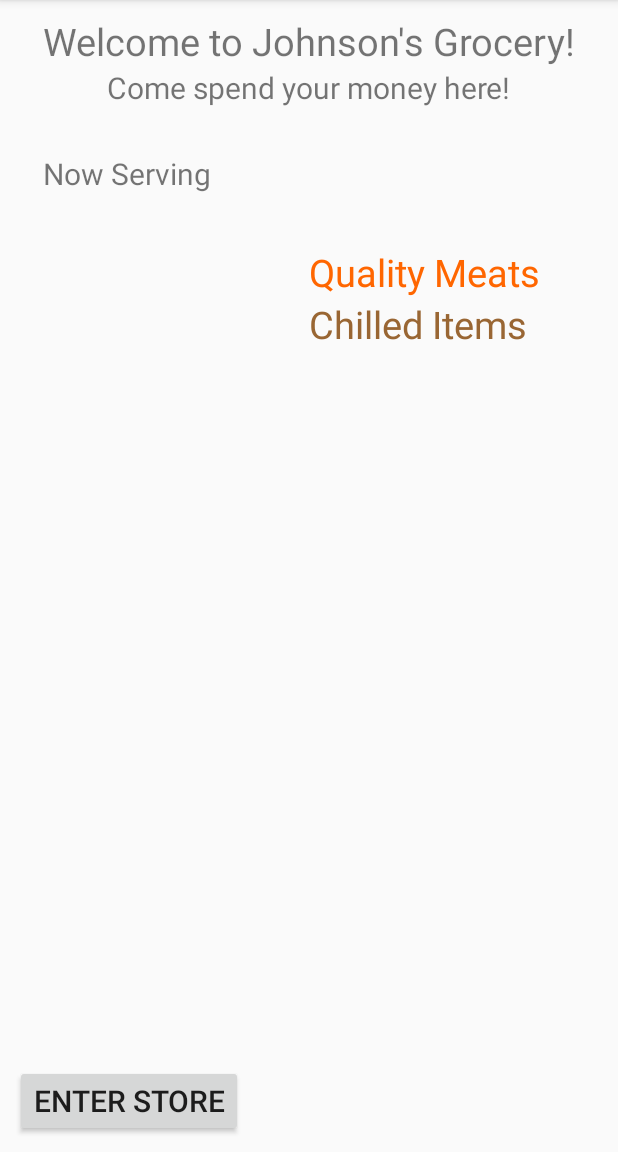
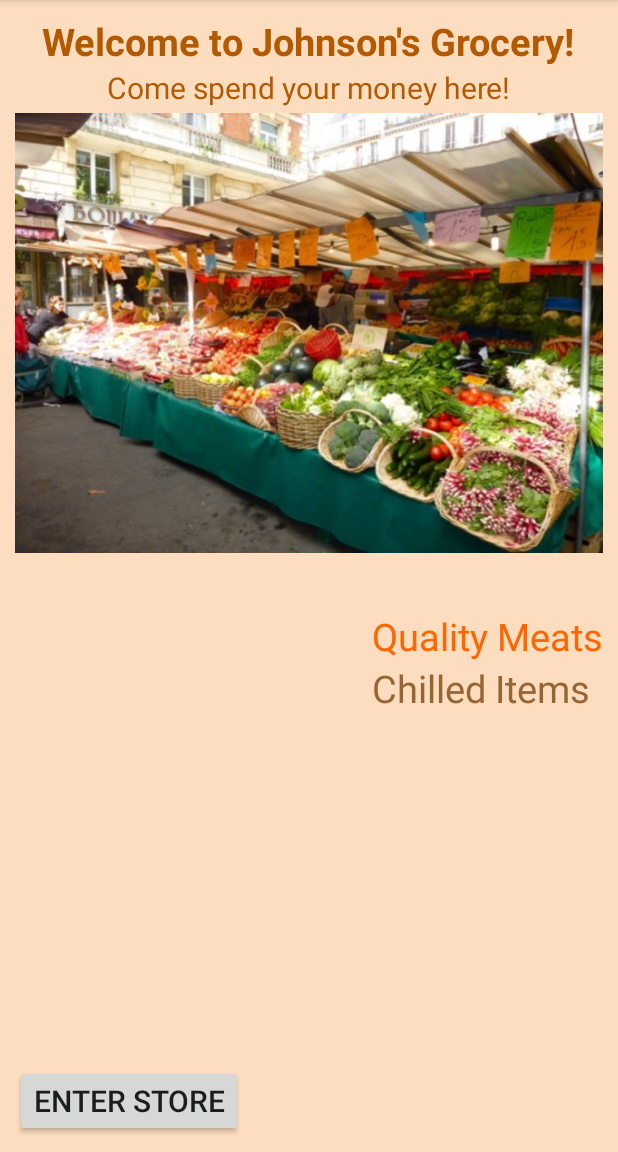
Before and after one commit to JsjRoboticsClassroom/GroceryStore, an Android app: the screen it shows after launch (StoreFront), on a phone screen of 412 x 824 dp, the part 84-1236 px from its top. Run offline under Robolectric (Android 15) with nearby library versions, the phone set to English and light mode, and no system bars.

Commit message:
update store front

```diff
--- a/app/src/main/java/nyc/c4q/grocerystore/employeeHandbook/EmployeeDescription.java
+++ b/app/src/main/java/nyc/c4q/grocerystore/employeeHandbook/EmployeeDescription.java
@@ -10,4 +10,8 @@ public class EmployeeDescription {
     public String getName() {
         return mName;
     }
+
+    public Integer getDrawable() {
+        return null;
+    }
 }
--- a/app/src/main/res/layout/store_front.xml
+++ b/app/src/main/res/layout/store_front.xml
@@ -4,15 +4,19 @@
     android:orientation="vertical"
     android:layout_width="match_parent"
     android:layout_height="match_parent"
-    style="@style/default_activity">
+    style="@style/default_activity"
+    android:background="@color/colorPrimaryLight">
+
+
     <TextView
         android:id="@+id/welcome_sign"
         android:layout_width="wrap_content"
         android:layout_height="wrap_content"
         android:text="Welcome to Johnson's Grocery!"
+        android:textColor="@color/colorPrimaryDark"
         android:textSize="@dimen/large_text_size"
+        android:textStyle="bold"
         android:layout_centerHorizontal="true"/>
-
     <TextView
         android:id="@+id/tag_line"
         android:layout_width="wrap_content"
@@ -20,28 +24,26 @@
         android:layout_below="@id/welcome_sign"
         android:textSize="@dimen/normal_text_size"
         android:text="Come spend your money here!"
+        android:textColor="@color/colorPrimaryDark"
         android:layout_centerHorizontal="true"/>
 
-    <TextView
-        android:id="@+id/now_serving"
+    <ImageView
+        android:id="@+id/background"
         android:layout_width="match_parent"
-        android:layout_height="wrap_content"
-        android:layout_marginTop="30dp"
-        android:textSize="@dimen/normal_text_size"
-        android:text="Now Serving"
-        android:layout_alignStart="@id/welcome_sign"
-        android:layout_alignLeft="@id/welcome_sign"
-        android:layout_below="@id/tag_line"/>
+        android:layout_below="@id/tag_line"
+        android:layout_height="300dp"
+        android:src="@drawable/store_front_image"/>
+
 
     <TableLayout
         android:id="@+id/flashing_board_holder"
         android:layout_width="match_parent"
         android:layout_height="wrap_content"
-        android:layout_below="@id/now_serving"
-        android:layout_alignLeft="@id/now_serving"
-        android:layout_alignStart="@id/now_serving"
-        android:layout_alignRight="@id/welcome_sign"
-        android:layout_alignEnd="@id/welcome_sign"
+        android:layout_below="@id/background"
+        android:layout_alignLeft="@id/background"
+        android:layout_alignStart="@id/background"
+        android:layout_alignRight="@id/background"
+        android:layout_alignEnd="@id/background"
         android:stretchColumns="*">
         <TableRow
             android:layout_width="match_parent"
@@ -54,6 +56,7 @@
             <TextView
                 android:id="@+id/flashing_board_slot2"
                 android:layout_width="@dimen/flashing_board_item_width"
+                android:layout_gravity="right"
                 android:layout_height="match_parent"
                 style="@style/flashing_board_text"/>
         </TableRow>
@@ -68,6 +71,7 @@
             <TextView
                 android:id="@+id/flashing_board_slot4"
                 android:layout_width="@dimen/flashing_board_item_width"
+                android:layout_gravity="right"
                 android:layout_height="match_parent"
                 style="@style/flashing_board_text"/>
         </TableRow>
@@ -82,6 +86,7 @@
             <TextView
                 android:id="@+id/flashing_board_slot6"
                 android:layout_width="@dimen/flashing_board_item_width"
+                android:layout_gravity="right"
                 android:layout_height="match_parent"
                 style="@style/flashing_board_text"/>
         </TableRow>
@@ -96,6 +101,7 @@
             <TextView
                 android:id="@+id/flashing_board_slot8"
                 android:layout_width="@dimen/flashing_board_item_width"
+                android:layout_gravity="right"
                 android:layout_height="match_parent"
                 style="@style/flashing_board_text"/>
         </TableRow>
--- a/app/src/main/res/values/colors.xml
+++ b/app/src/main/res/values/colors.xml
@@ -3,6 +3,7 @@
     <!-- JJ's colors -->
     <color name="colorPrimary">#ff8c1a</color>
     <color name="colorPrimaryDark">#b35900</color>
+    <color name="colorPrimaryLight">#44ff8c1a</color>
     <color name="colorAccent">#ffb366</color>
     <!-- End JJ's Colors -->
 
```
Also changed, not shown: app/src/main/java/nyc/c4q/grocerystore/employeeHandbook/EmployeeViewHolder.java (+10 -0 lines), app/src/main/java/nyc/c4q/tools/ImageUtils.java (added, +100 -0 lines), app/src/main/res/drawable/store_front_image.jpg (added).
